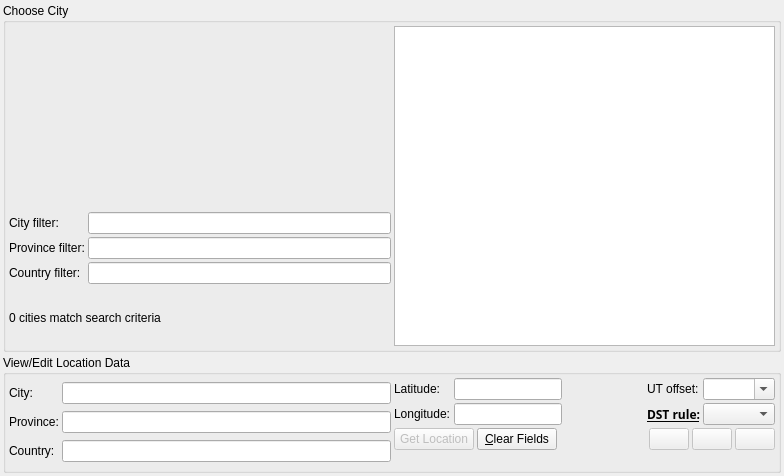
First picture: the form in kstars/dialogs/locationdialog.ui, repository KDE/kstars, before the edit.
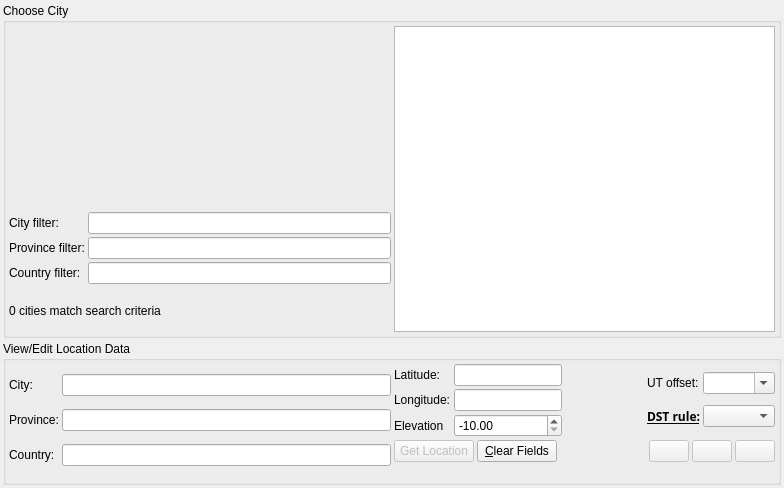
Second picture: the form after the edit. Custom widgets are drawn as their Qt base class.

Commit message: Add elevation to geo-location and database

Diff of the .ui file:
```diff
--- a/kstars/dialogs/locationdialog.ui
+++ b/kstars/dialogs/locationdialog.ui
@@ -7,7 +7,7 @@
     <x>0</x>
     <y>0</y>
     <width>784</width>
-    <height>476</height>
+    <height>488</height>
    </rect>
   </property>
   <layout class="QVBoxLayout">
@@ -323,6 +323,22 @@
             <property name="spacing">
              <number>3</number>
             </property>
+            <item row="0" column="2">
+             <widget class="dmsBox" name="NewLat">
+              <property name="sizePolicy">
+               <sizepolicy hsizetype="Preferred" vsizetype="Fixed">
+                <horstretch>0</horstretch>
+                <verstretch>0</verstretch>
+               </sizepolicy>
+              </property>
+              <property name="minimumSize">
+               <size>
+                <width>100</width>
+                <height>0</height>
+               </size>
+              </property>
+             </widget>
+            </item>
             <item row="1" column="0">
              <widget class="QLabel" name="LongLabel">
               <property name="text">
@@ -330,7 +346,7 @@
               </property>
              </widget>
             </item>
-            <item row="1" column="1">
+            <item row="1" column="2">
              <widget class="dmsBox" name="NewLong">
               <property name="sizePolicy">
                <sizepolicy hsizetype="Preferred" vsizetype="Fixed">
@@ -353,19 +369,23 @@
               </property>
              </widget>
             </item>
-            <item row="0" column="1">
-             <widget class="dmsBox" name="NewLat">
-              <property name="sizePolicy">
-               <sizepolicy hsizetype="Preferred" vsizetype="Fixed">
-                <horstretch>0</horstretch>
-                <verstretch>0</verstretch>
-               </sizepolicy>
+            <item row="2" column="0">
+             <widget class="QLabel" name="ElevationLabel">
+              <property name="text">
+               <string>Elevation</string>
               </property>
-              <property name="minimumSize">
-               <size>
-                <width>100</width>
-                <height>0</height>
-               </size>
+             </widget>
+            </item>
+            <item row="2" column="2">
+             <widget class="QDoubleSpinBox" name="NewElev">
+              <property name="minimum">
+               <double>-10.000000000000000</double>
+              </property>
+              <property name="maximum">
+               <double>10000.000000000000000</double>
+              </property>
+              <property name="value">
+               <double>-10.000000000000000</double>
               </property>
              </widget>
             </item>
```
The commit also changes 6 other files.
